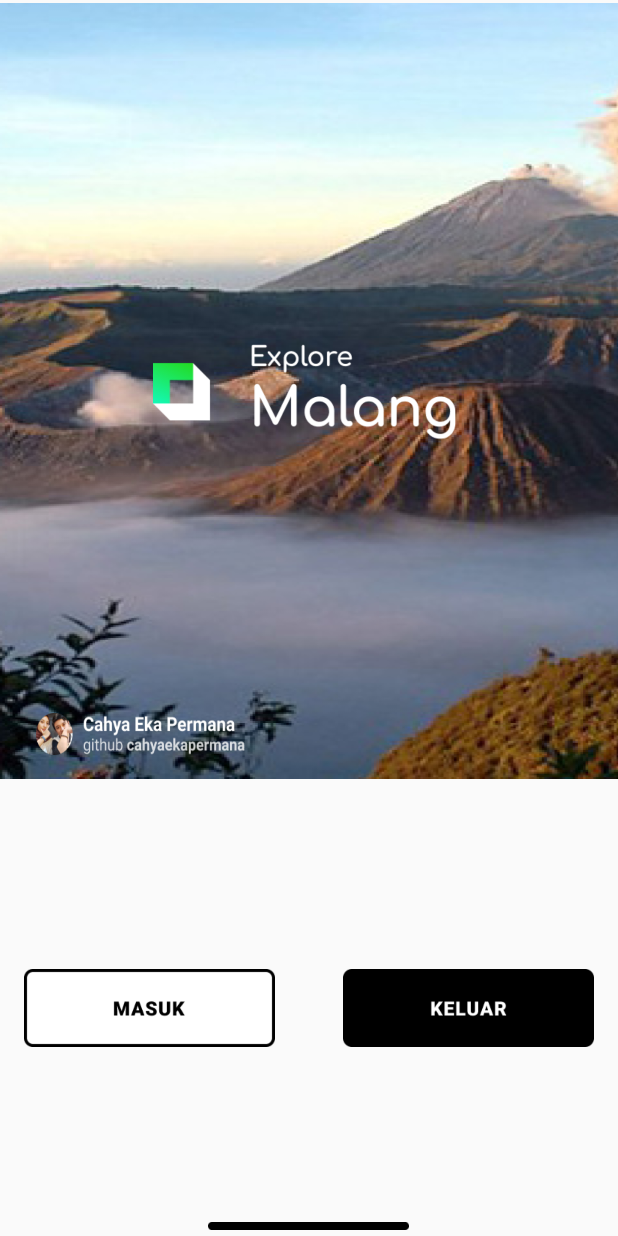
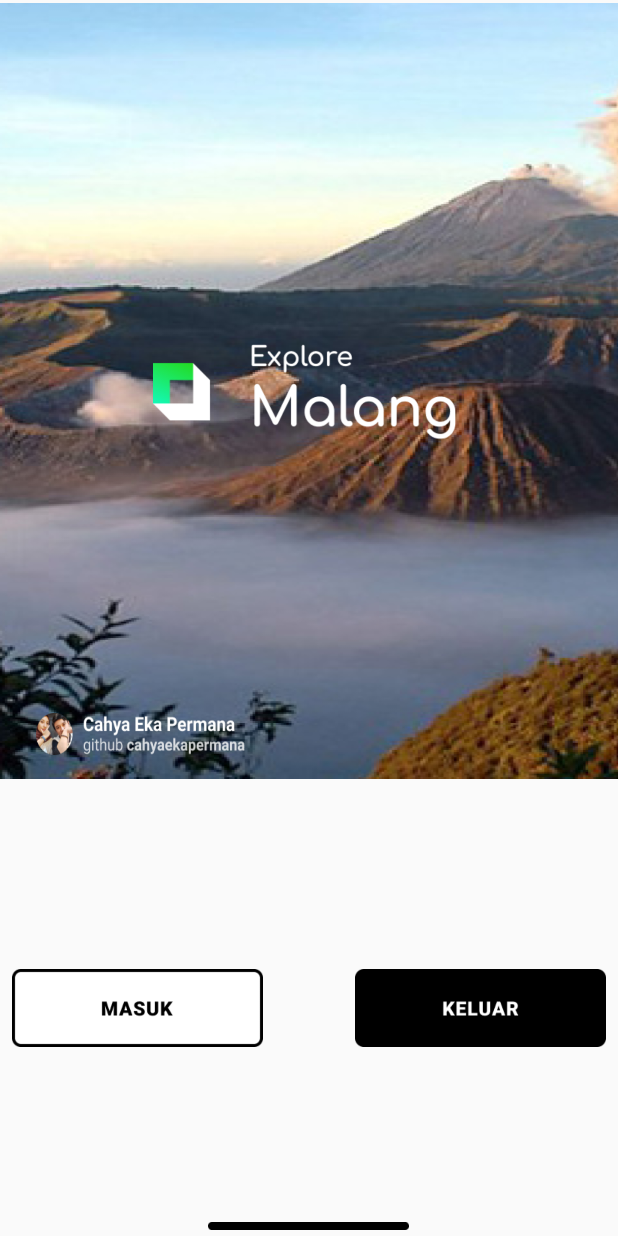
Before and after one commit to cahyaekapermana/wisata_malang, an Android app: the screen it shows after launch (MainActivity), on a phone screen of 412 x 824 dp. Run offline under Robolectric (Android 15) with nearby library versions, the phone set to English and light mode, and no system bars.

```diff
--- a/app/src/main/AndroidManifest.xml
+++ b/app/src/main/AndroidManifest.xml
@@ -9,7 +9,8 @@
         android:roundIcon="@mipmap/ic_launcher_round"
         android:supportsRtl="true"
         android:theme="@style/AppTheme">
-        <activity android:name=".LoginActivity"></activity>
+        <activity android:name=".ListActivity"></activity>
+        <activity android:name=".LoginActivity" />
         <activity android:name=".MainActivity">
             <intent-filter>
                 <action android:name="android.intent.action.MAIN" />
--- a/app/src/main/res/layout/activity_login.xml
+++ b/app/src/main/res/layout/activity_login.xml
@@ -51,6 +51,7 @@
 
     <Button
         android:id="@+id/btn_login"
+        android:onClick="handleLogin"
         android:layout_width="343dp"
         android:layout_height="52dp"
         android:layout_marginStart="32dp"
--- a/app/src/main/res/layout/activity_main.xml
+++ b/app/src/main/res/layout/activity_main.xml
@@ -36,24 +36,24 @@
 
     <Button
         android:id="@+id/btn_masuk"
-        android:onClick="handleMasuk"
         android:layout_width="167dp"
         android:layout_height="52dp"
-        android:layout_marginStart="16dp"
-        android:layout_marginLeft="16dp"
+        android:layout_marginStart="8dp"
+        android:layout_marginLeft="8dp"
         android:background="@drawable/btn_masuk"
+        android:onClick="handleMasuk"
         app:layout_constraintBottom_toBottomOf="parent"
         app:layout_constraintStart_toStartOf="parent"
         app:layout_constraintTop_toBottomOf="@+id/bg" />
 
     <Button
         android:id="@+id/btn_keluar"
-        android:onClick="handleExit"
         android:layout_width="167dp"
         android:layout_height="52dp"
-        android:layout_marginEnd="16dp"
-        android:layout_marginRight="16dp"
+        android:layout_marginEnd="8dp"
+        android:layout_marginRight="8dp"
         android:background="@drawable/btn_keluar"
+        android:onClick="handleExit"
         app:layout_constraintBottom_toBottomOf="parent"
         app:layout_constraintEnd_toEndOf="parent"
         app:layout_constraintTop_toBottomOf="@+id/bg" />
```
Also changed, not shown: app/src/main/java/com/example/wisata_malang/ListActivity.java (added, +14 -0 lines), app/src/main/java/com/example/wisata_malang/LoginActivity.java (+23 -0 lines), app/src/main/res/layout/activity_list.xml (added, +9 -0 lines).
